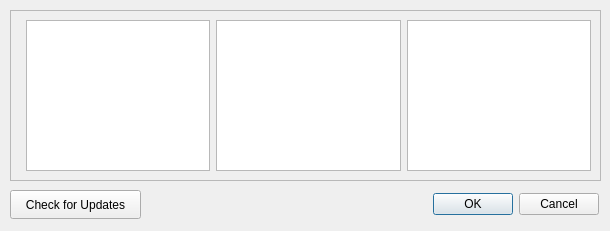
Qt form improviser/qtGUI/browser.ui (bspaans/improviser) before a commit.
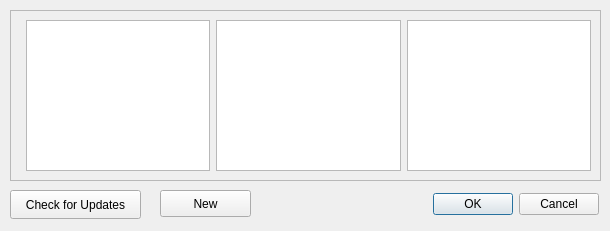
The same form after that commit.

Commit message: Updated instrument editor and added a new button to the browser

Patch:
```diff
--- a/improviser/qtGUI/browser.ui
+++ b/improviser/qtGUI/browser.ui
@@ -95,6 +95,19 @@
     <set>QDialogButtonBox::Cancel|QDialogButtonBox::Ok</set>
    </property>
   </widget>
+  <widget class="QPushButton" name="newbutton" >
+   <property name="geometry" >
+    <rect>
+     <x>160</x>
+     <y>190</y>
+     <width>91</width>
+     <height>27</height>
+    </rect>
+   </property>
+   <property name="text" >
+    <string>New</string>
+   </property>
+  </widget>
  </widget>
  <resources/>
  <connections>
```
The commit also changes 9 other files.
